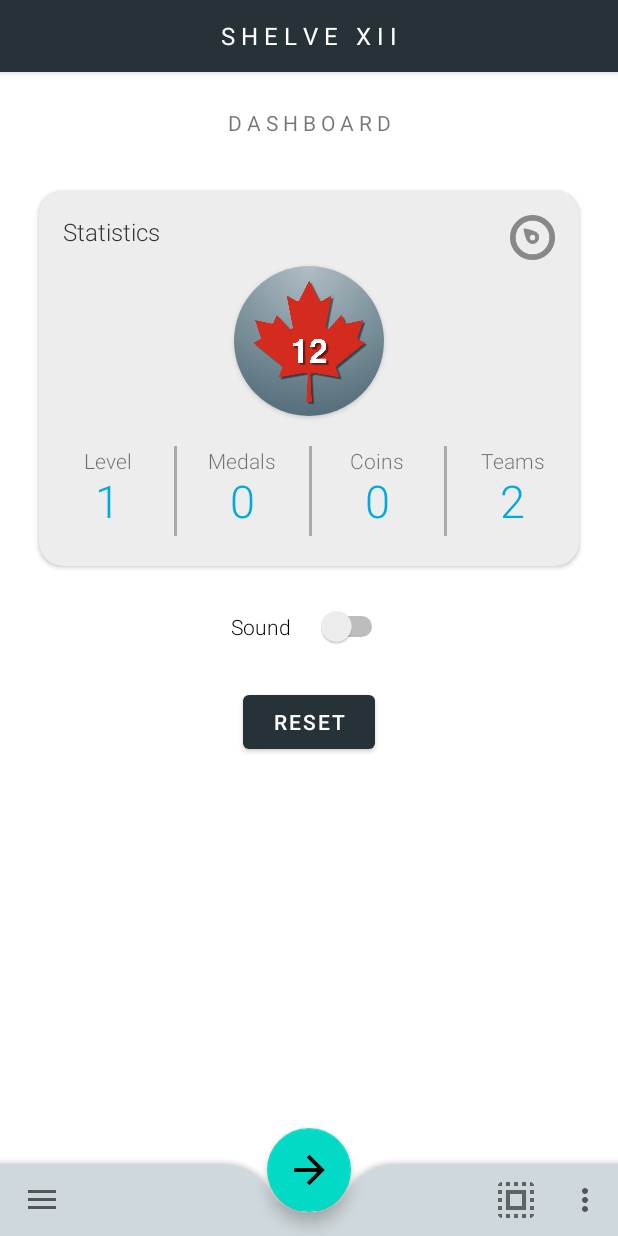
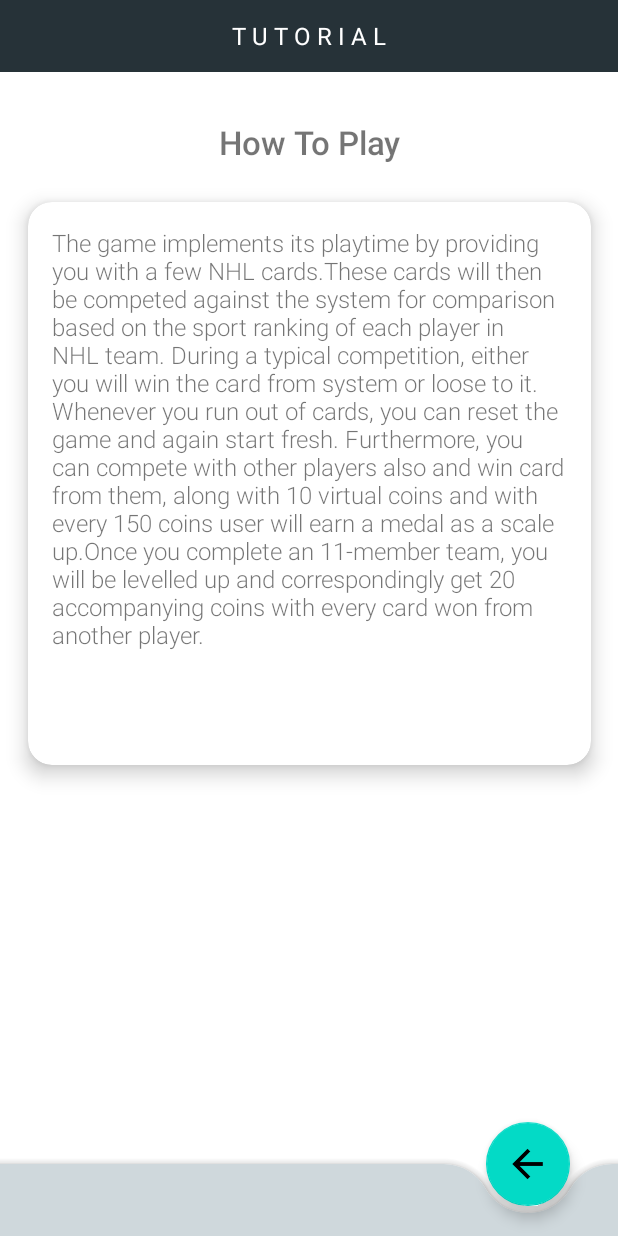
Before and after one commit to jays31/shelve12, an Android app: the screen it shows after launch (DashboardActivity before the commit, TutorialActivity after it), in the side drawer, after a tap on "Tutorial", on a phone screen of 412 x 824 dp. Run offline under Robolectric (Android 15) with nearby library versions, the phone set to English and light mode, and no system bars.

Commit message:
Added BottomAppBars

```diff
--- /dev/null
+++ b/app/src/main/java/jays/dal/test/TutorialActivity.java
@@ -0,0 +1,40 @@
+package jays.dal.test;
+
+import androidx.appcompat.app.ActionBarDrawerToggle;
+import androidx.appcompat.app.AppCompatActivity;
+import androidx.core.view.GravityCompat;
+import androidx.drawerlayout.widget.DrawerLayout;
+
+import android.content.Intent;
+import android.os.Bundle;
+import android.view.MenuItem;
+import android.view.View;
+import android.widget.TextView;
+
+import com.google.android.material.bottomappbar.BottomAppBar;
+import com.google.android.material.floatingactionbutton.FloatingActionButton;
+import com.google.android.material.navigation.NavigationView;
+
+public class TutorialActivity extends AppCompatActivity {
+
+
+    @Override
+    protected void onCreate(Bundle savedInstanceState) {
+        super.onCreate(savedInstanceState);
+        setContentView(R.layout.activity_tutorial);
+        TextView tutorial = findViewById(R.id.tutorial);
+        TextView textHint = findViewById(R.id.textHint);
+        textHint.setText("How To Play");
+        tutorial.setText("The game implements its playtime by providing you with a few NHL cards.These cards will then be competed against the system for comparison based on the sport ranking of each player in NHL team. During a typical competition, either you will win the card from system or loose to it. Whenever you run out of cards, you can reset the game and again start fresh. Furthermore, you can compete with other players also and win card from them, along with 10 virtual coins and with every 150 coins user will earn a medal as a scale up.Once you complete an 11-member team, you will be levelled up and correspondingly get 20 accompanying coins with every card won from another player.");
+
+        FloatingActionButton fab = (FloatingActionButton) findViewById(R.id.fab);
+        fab.setOnClickListener(new View.OnClickListener() {
+            @Override
+            public void onClick(View view) {
+                Intent myIntent = new Intent(TutorialActivity.this, DashboardActivity.class);
+                startActivity(myIntent);
+
+            }
+        });
+    }
+}
--- /dev/null
+++ b/app/src/main/res/layout/activity_tutorial.xml
@@ -0,0 +1,100 @@
+<?xml version="1.0" encoding="utf-8"?>
+<androidx.constraintlayout.widget.ConstraintLayout xmlns:android="http://schemas.android.com/apk/res/android"
+    xmlns:app="http://schemas.android.com/apk/res-auto"
+    xmlns:tools="http://schemas.android.com/tools"
+    android:layout_width="match_parent"
+    android:layout_height="match_parent"
+    tools:context=".TutorialActivity">
+
+    <androidx.appcompat.widget.Toolbar
+        android:id="@+id/toolbar"
+        android:layout_width="match_parent"
+        android:layout_height="48dp"
+        android:background="@color/blueGray900"
+        app:popupTheme="@style/AppTheme.PopupOverlay">
+
+        <TextView
+            android:layout_width="wrap_content"
+            android:layout_height="wrap_content"
+            android:text="T U T O R I A L"
+            android:textSize="16dp"
+            android:textColor="@android:color/white"
+            android:layout_gravity="center"
+            android:id="@+id/toolbar_title"
+            />
+
+    </androidx.appcompat.widget.Toolbar>
+
+    <TextView
+        android:id="@+id/textHint"
+        android:layout_width="match_parent"
+        android:layout_height="match_parent"
+        android:layout_marginLeft="16dp"
+        android:layout_marginRight="16dp"
+        android:layout_marginTop="80dp"
+        android:textSize="22dp"
+        android:textStyle="bold"
+        android:textAlignment="center"
+        android:theme="@style/RobotoTextViewStyle"
+        />
+
+    <androidx.cardview.widget.CardView
+        xmlns:card_view="http://schemas.android.com/apk/res-auto"
+        android:id="@+id/card_view_3"
+        android:layout_width="375dp"
+        android:layout_height="375dp"
+        android:layout_gravity="center"
+        android:layout_marginLeft="8dp"
+        android:layout_marginRight="8dp"
+        card_view:cardCornerRadius="16dp"
+        card_view:cardElevation="8dp"
+        android:layout_marginTop="100dp"
+        card_view:layout_constraintLeft_toLeftOf="parent"
+        card_view:layout_constraintRight_toRightOf="parent"
+        card_view:layout_constraintTop_toTopOf="parent"
+        card_view:layout_constraintBottom_toBottomOf="parent"
+        card_view:layout_constraintHorizontal_bias=".5"
+        card_view:layout_constraintVertical_bias=".1"
+        >
+
+        <TextView
+            android:id="@+id/tutorial"
+            android:layout_width="match_parent"
+            android:layout_height="match_parent"
+            android:layout_marginLeft="16dp"
+            android:layout_marginRight="16dp"
+            android:layout_marginTop="16dp"
+            android:textSize="16dp"
+            android:theme="@style/RobotoTextViewStyle"
+            />
+
+    </androidx.cardview.widget.CardView>
+
+    <androidx.coordinatorlayout.widget.CoordinatorLayout
+        android:layout_width="match_parent"
+        android:layout_height="match_parent">
+
+        <com.google.android.material.bottomappbar.BottomAppBar
+            android:id="@+id/bottomAppBar2"
+            android:layout_width="match_parent"
+            android:layout_height="48dp"
+            android:layout_gravity="bottom"
+            app:backgroundTint="@color/blueGray100"
+            app:buttonGravity="bottom|top"
+            app:fabAlignmentMode="end"
+            app:fabCradleRoundedCornerRadius="32dp">
+
+        </com.google.android.material.bottomappbar.BottomAppBar>
+
+        <com.google.android.material.floatingactionbutton.FloatingActionButton
+            android:id="@+id/fab"
+            android:layout_width="wrap_content"
+            android:layout_height="wrap_content"
+            app:fabSize="normal"
+            app:layout_anchor="@id/bottomAppBar2"
+            app:srcCompat="@raw/ic_left_arrow"
+            />
+
+    </androidx.coordinatorlayout.widget.CoordinatorLayout>
+
+</androidx.constraintlayout.widget.ConstraintLayout>
--- a/app/src/main/res/layout/dashboard.xml
+++ b/app/src/main/res/layout/dashboard.xml
@@ -123,7 +123,7 @@
                 android:layout_width="60dp"
                 android:layout_height="60dp"
                 android:layout_marginLeft="105dp"
-                android:text="5"
+                android:text="1"
                 android:gravity="center_horizontal"
                 />
 
--- a/app/src/main/res/layout/qrcode.xml
+++ b/app/src/main/res/layout/qrcode.xml
@@ -39,7 +39,7 @@
             <TextView
                 android:layout_width="wrap_content"
                 android:layout_height="wrap_content"
-                android:text="X I I   M A T C H"
+                android:text="S H A R E   Q R"
                 android:textSize="16dp"
                 android:textColor="@android:color/white"
                 android:layout_gravity="center"
--- a/app/src/main/res/menu/nav_bottom.xml
+++ b/app/src/main/res/menu/nav_bottom.xml
@@ -1,17 +1,17 @@
 <?xml version="1.0" encoding="utf-8"?>
 <menu xmlns:android="http://schemas.android.com/apk/res/android"
     xmlns:app="http://schemas.android.com/apk/res-auto">
-    <item
-        android:id="@+id/action_settings"
-        android:orderInCategory="100"
-        android:title="@string/action_settings"
-        app:showAsAction="never" />
+    <!--<item-->
+        <!--android:id="@+id/action_settings"-->
+        <!--android:orderInCategory="100"-->
+        <!--android:title="@string/action_settings"-->
+        <!--app:showAsAction="never" />-->
 
-    <item
-        android:id="@+id/profile"
-        android:icon="@raw/ic_action_profile"
-        android:title="@string/profile"
-        app:showAsAction="never"/>
+    <!--<item-->
+        <!--android:id="@+id/profile"-->
+        <!--android:icon="@raw/ic_action_profile"-->
+        <!--android:title="@string/profile"-->
+        <!--app:showAsAction="never"/>-->
 
     <item
         android:id="@+id/qrcode"
--- a/app/src/main/res/menu/nav_drawer.xml
+++ b/app/src/main/res/menu/nav_drawer.xml
@@ -27,10 +27,10 @@
             android:id="@+id/terms"
             android:icon="@raw/ic_action_terms"
             android:title="@string/terms" />
-        <item
-            android:id="@+id/action_settings"
-            android:icon="@raw/ic_action_settings"
-            android:title="@string/action_settings" />
+        <!--<item-->
+            <!--android:id="@+id/action_settings"-->
+            <!--android:icon="@raw/ic_action_settings"-->
+            <!--android:title="@string/action_settings" />-->
 
     </group>
 
```
Also changed, not shown: app/src/main/AndroidManifest.xml (+8 -1 lines), app/src/main/java/jays/dal/test/DashboardActivity.java (+32 -24 lines), app/src/main/java/jays/dal/test/Medals.java (added, +29 -0 lines), app/src/main/java/jays/dal/test/Terms.java (added, +29 -0 lines), app/src/main/java/jays/dal/test/XIIStore.java (added, +28 -0 lines), app/src/main/res/layout/activity_main.xml (deleted, +0 -10 lines), app/src/main/res/layout/activity_medals.xml (added, +55 -0 lines), app/src/main/res/layout/activity_terms.xml (added, +55 -0 lines), app/src/main/res/layout/activity_xiistore.xml (added, +55 -0 lines), app/src/main/res/layout/play.xml (+26 -21 lines).
